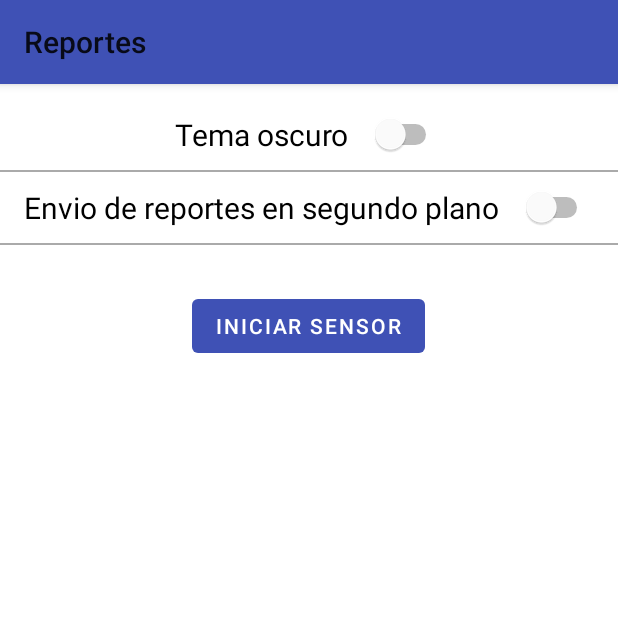
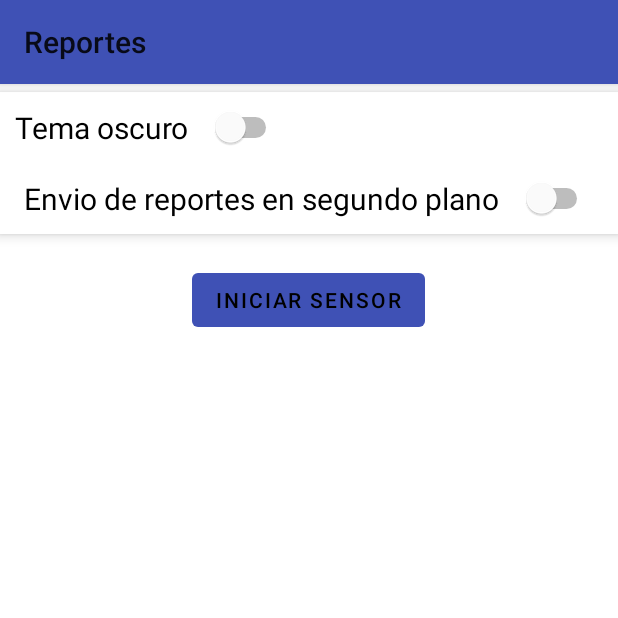
Before and after one commit to dnieln7/Road-Watchman-Android, an Android app: the fragment SettingsFragment shown on its own in the app's theme, on a phone screen of 412 x 824 dp, the top half of it. Run offline under Robolectric (Android 15) with nearby library versions, the phone set to English and light mode, and no system bars.

Commit message:
add card view

```diff
--- a/app/src/main/res/layout/fragment_settings.xml
+++ b/app/src/main/res/layout/fragment_settings.xml
@@ -1,5 +1,6 @@
 <?xml version="1.0" encoding="utf-8"?>
 <androidx.appcompat.widget.LinearLayoutCompat xmlns:android="http://schemas.android.com/apk/res/android"
+    xmlns:app="http://schemas.android.com/apk/res-auto"
     android:layout_width="match_parent"
     android:layout_height="match_parent"
     android:background="@color/backgroundMaterial"
@@ -7,22 +8,36 @@
 
     <Space
         android:layout_width="wrap_content"
-        android:layout_height="20dp" />
+        android:layout_height="5dp" />
+
+    <com.google.android.material.card.MaterialCardView
+        android:layout_width="match_parent"
+        android:layout_height="wrap_content"
+        app:cardBackgroundColor="@color/backgroundMaterial"
+        app:cardCornerRadius="0dp"
+        app:cardElevation="5dp"
+        app:contentPadding="10dp"
+        app:strokeWidth="0dp">
 
         <Switch
             android:id="@+id/darkTheme"
             style="@style/Widget.AppCompat.CompoundButton.Switch"
             android:layout_width="wrap_content"
             android:layout_height="wrap_content"
-        android:layout_gravity="center"
             android:text="Tema oscuro   "
             android:textColor="@color/textColor100"
             android:textSize="20sp" />
 
-    <View
-        style="@style/Divider"
-        android:layout_marginTop="10dp"
-        android:layout_marginBottom="10dp" />
+    </com.google.android.material.card.MaterialCardView>
+
+    <com.google.android.material.card.MaterialCardView
+        android:layout_width="match_parent"
+        android:layout_height="wrap_content"
+        app:cardBackgroundColor="@color/backgroundMaterial"
+        app:cardCornerRadius="0dp"
+        app:cardElevation="5dp"
+        app:contentPadding="10dp"
+        app:strokeWidth="0dp">
 
         <Switch
             android:id="@+id/settingsBackgroundReportes"
@@ -34,10 +49,7 @@
             android:textColor="@color/textColor100"
             android:textSize="20sp" />
 
-    <View
-        style="@style/Divider"
-        android:layout_marginTop="10dp"
-        android:layout_marginBottom="10dp" />
+    </com.google.android.material.card.MaterialCardView>
 
     <com.google.android.material.button.MaterialButton
         android:id="@+id/settingsSensor"
@@ -46,6 +58,8 @@
         android:layout_height="wrap_content"
         android:layout_gravity="center"
         android:layout_marginTop="20dp"
-        android:text="Iniciar sensor" />
+        android:text="Iniciar sensor"
+        android:textColor="@color/textColor100"
+        app:backgroundTint="@color/colorPrimary" />
 
 </androidx.appcompat.widget.LinearLayoutCompat>
```
Lines whose indentation alone changed are shown as unchanged.
